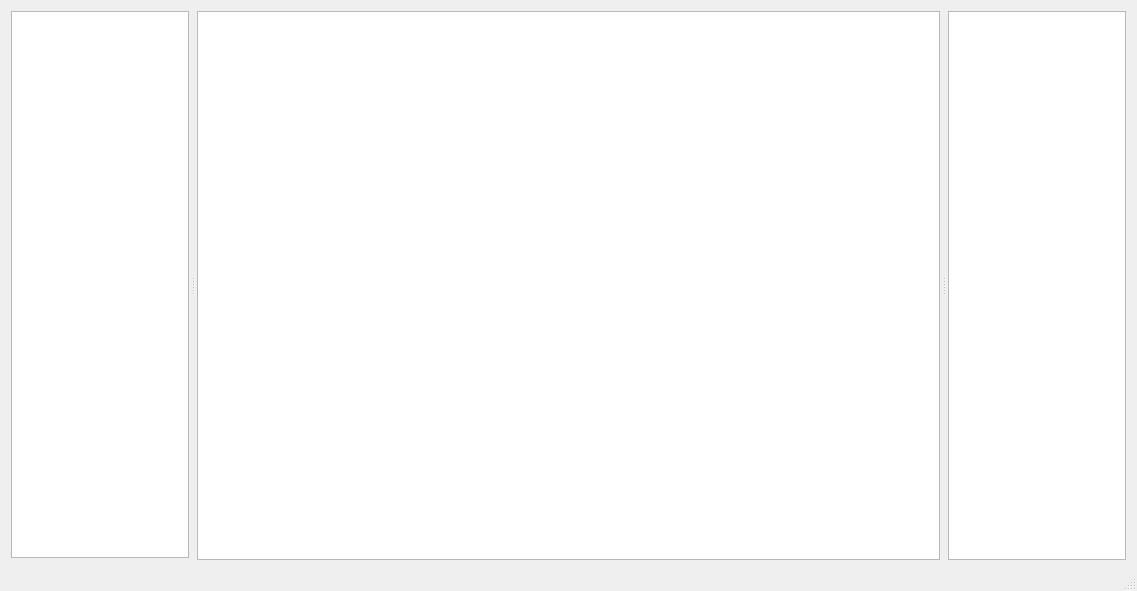
Qt form templates/flowprocess.ui (pat13310/ProcessFlow) before a commit.
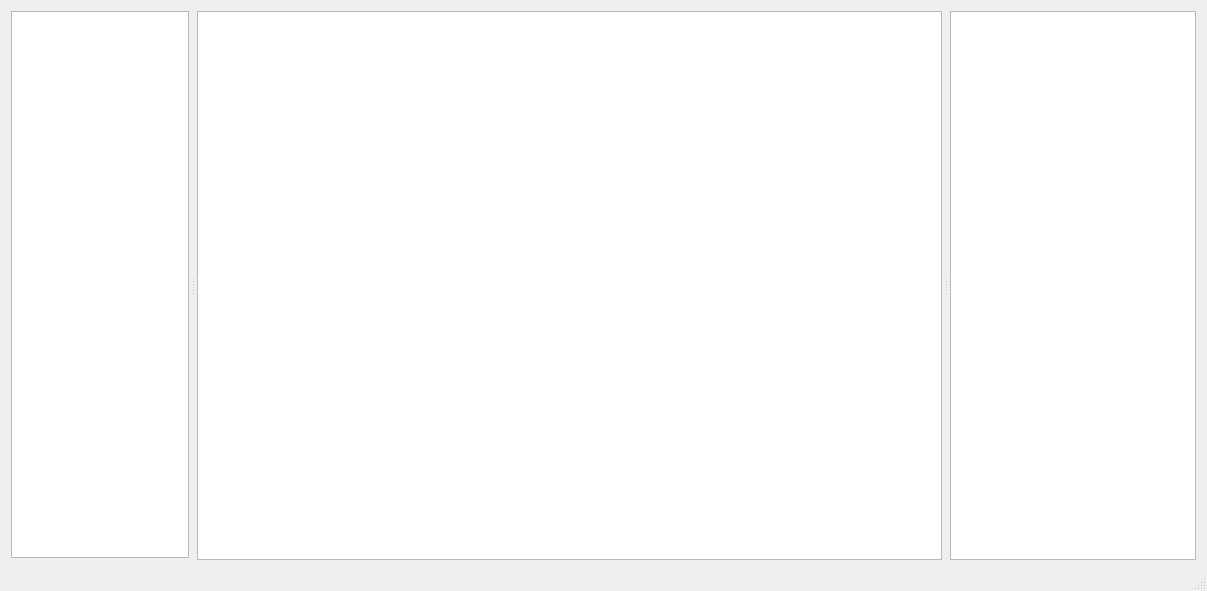
The same form after that commit.

The edit to the form file:
```diff
--- a/templates/flowprocess.ui
+++ b/templates/flowprocess.ui
@@ -6,7 +6,7 @@
    <rect>
     <x>0</x>
     <y>0</y>
-    <width>1137</width>
+    <width>1207</width>
     <height>591</height>
    </rect>
   </property>
@@ -84,6 +84,12 @@
          <verstretch>0</verstretch>
         </sizepolicy>
        </property>
+       <property name="minimumSize">
+        <size>
+         <width>250</width>
+         <height>0</height>
+        </size>
+       </property>
        <layout class="QVBoxLayout" name="verticalLayout_2">
         <property name="leftMargin">
          <number>2</number>
```
Left out of the diff: 2 changed lines with no effect on the pictures.
